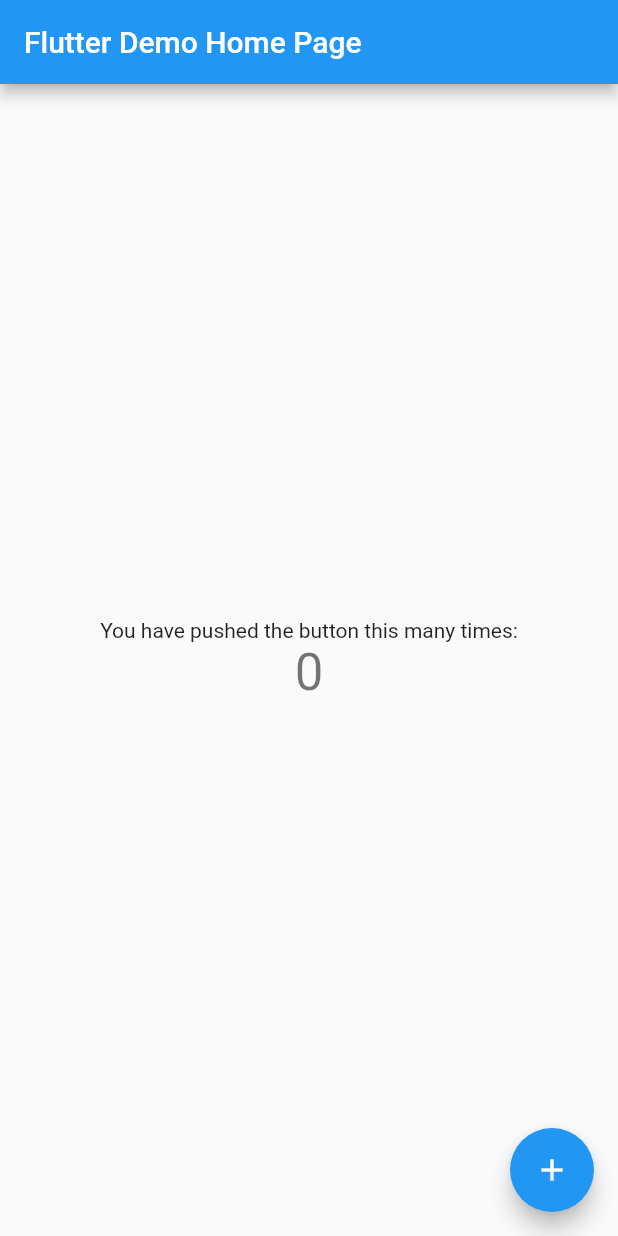
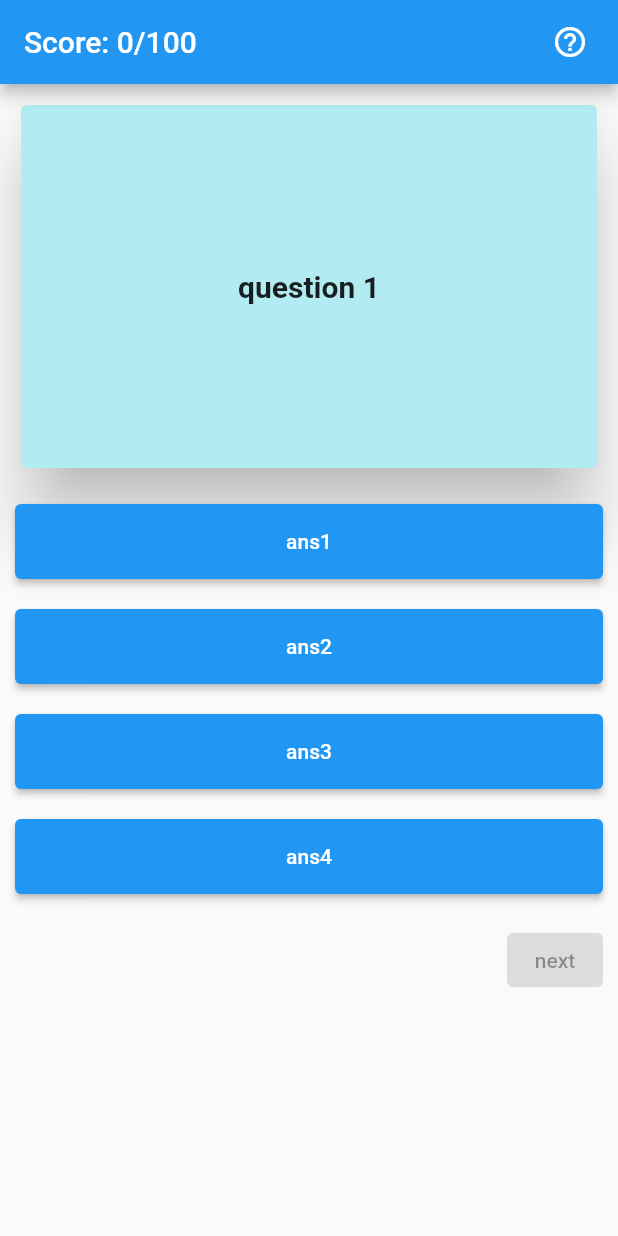
Before and after one commit to a-samani/flutter_quiz_app, a Flutter app: the screen it shows after launch, on a phone screen of 412 x 824 dp. Run offline on Flutter 3.47's test engine with Material 2 defaults, Android fonts, the phone set to English and light mode, and no system bars.

Commit message:
need to fix some problems

```diff
--- /dev/null
+++ b/quiz_app/CMakeLists.txt
@@ -0,0 +1,11 @@
+cmake_minimum_required(VERSION 3.0.0)
+project(first VERSION 0.1.0)
+
+include(CTest)
+enable_testing()
+
+add_executable(first main.cpp)
+
+set(CPACK_PROJECT_NAME ${PROJECT_NAME})
+set(CPACK_PROJECT_VERSION ${PROJECT_VERSION})
+include(CPack)
--- /dev/null
+++ b/quiz_app/lib/answer.dart
@@ -0,0 +1,48 @@
+import 'package:flutter/material.dart';
+
+class Answer extends StatefulWidget {
+  final bool isTrue;
+  final String answer;
+  final bool isDisabled;
+  final Function disbleButton;
+  final Function addScore;
+  const Answer({
+    Key? key,
+    required this.answer,
+    this.isTrue = false,
+    required this.addScore,
+    required this.disbleButton,
+    required this.isDisabled,
+  }) : super(key: key);
+
+  @override
+  State<Answer> createState() => _AnswerState();
+}
+
+class _AnswerState extends State<Answer> {
+  var myColor = Colors.blue;
+  @override
+  Widget build(BuildContext context) {
+    return Container(
+      width: double.infinity,
+      height: 50,
+      margin: const EdgeInsets.all(10),
+      child: ElevatedButton(
+        child: Text(widget.answer),
+        onPressed: widget.isDisabled
+            ? null
+            : () {
+                if (widget.isTrue) {
+                  widget.addScore();
+                }
+
+                setState(() {
+                  widget.disbleButton();
+                  myColor = (widget.isTrue ? Colors.green : Colors.red);
+                });
+              },
+        style: ButtonStyle(backgroundColor: MaterialStateProperty.all(myColor)),
+      ),
+    );
+  }
+}
--- a/quiz_app/lib/main.dart
+++ b/quiz_app/lib/main.dart
@@ -1,4 +1,5 @@
 import 'package:flutter/material.dart';
+import 'quiz.dart';
 
 void main() {
   runApp(const MyApp());
@@ -7,109 +8,8 @@ void main() {
 class MyApp extends StatelessWidget {
   const MyApp({Key? key}) : super(key: key);
 
-  // This widget is the root of your application.
   @override
   Widget build(BuildContext context) {
-    return MaterialApp(
-      title: 'Flutter Demo',
-      theme: ThemeData(
-        // This is the theme of your application.
-        //
-        // Try running your application with "flutter run". You'll see the
-        // application has a blue toolbar. Then, without quitting the app, try
-        // changing the primarySwatch below to Colors.green and then invoke
-        // "hot reload" (press "r" in the console where you ran "flutter run",
-        // or simply save your changes to "hot reload" in a Flutter IDE).
-        // Notice that the counter didn't reset back to zero; the application
-        // is not restarted.
-        primarySwatch: Colors.blue,
-      ),
-      home: const MyHomePage(title: 'Flutter Demo Home Page'),
-    );
+    return Quiz();
   }
 }
-
-class MyHomePage extends StatefulWidget {
-  const MyHomePage({Key? key, required this.title}) : super(key: key);
-
-  // This widget is the home page of your application. It is stateful, meaning
-  // that it has a State object (defined below) that contains fields that affect
-  // how it looks.
-
-  // This class is the configuration for the state. It holds the values (in this
-  // case the title) provided by the parent (in this case the App widget) and
-  // used by the build method of the State. Fields in a Widget subclass are
-  // always marked "final".
-
-  final String title;
-
-  @override
-  State<MyHomePage> createState() => _MyHomePageState();
-}
-
-class _MyHomePageState extends State<MyHomePage> {
-  int _counter = 0;
-
-  void _incrementCounter() {
-    setState(() {
-      // This call to setState tells the Flutter framework that something has
-      // changed in this State, which causes it to rerun the build method below
-      // so that the display can reflect the updated values. If we changed
-      // _counter without calling setState(), then the build method would not be
-      // called again, and so nothing would appear to happen.
-      _counter++;
-    });
-  }
-
-  @override
-  Widget build(BuildContext context) {
-    // This method is rerun every time setState is called, for instance as done
-    // by the _incrementCounter method above.
-    //
-    // The Flutter framework has been optimized to make rerunning build methods
-    // fast, so that you can just rebuild anything that needs updating rather
-    // than having to individually change instances of widgets.
-    return Scaffold(
-      appBar: AppBar(
-        // Here we take the value from the MyHomePage object that was created by
-        // the App.build method, and use it to set our appbar title.
-        title: Text(widget.title),
-      ),
-      body: Center(
-        // Center is a layout widget. It takes a single child and positions it
-        // in the middle of the parent.
-        child: Column(
-          // Column is also a layout widget. It takes a list of children and
-          // arranges them vertically. By default, it sizes itself to fit its
-          // children horizontally, and tries to be as tall as its parent.
-          //
-          // Invoke "debug painting" (press "p" in the console, choose the
-          // "Toggle Debug Paint" action from the Flutter Inspector in Android
-          // Studio, or the "Toggle Debug Paint" command in Visual Studio Code)
-          // to see the wireframe for each widget.
-          //
-          // Column has various properties to control how it sizes itself and
-          // how it positions its children. Here we use mainAxisAlignment to
-          // center the children vertically; the main axis here is the vertical
-          // axis because Columns are vertical (the cross axis would be
-          // horizontal).
-          mainAxisAlignment: MainAxisAlignment.center,
-          children: <Widget>[
-            const Text(
-              'You have pushed the button this many times:',
-            ),
-            Text(
-              '$_counter',
-              style: Theme.of(context).textTheme.headline4,
-            ),
-          ],
-        ),
-      ),
-      floatingActionButton: FloatingActionButton(
-        onPressed: _incrementCounter,
-        tooltip: 'Increment',
-        child: const Icon(Icons.add),
-      ), // This trailing comma makes auto-formatting nicer for build methods.
-    );
-  }
-}
--- /dev/null
+++ b/quiz_app/lib/question.dart
@@ -0,0 +1,25 @@
+import 'package:flutter/material.dart';
+
+class Question extends StatelessWidget {
+  final String s;
+  const Question(this.s, {Key? key}) : super(key: key);
+
+  @override
+  Widget build(BuildContext context) {
+    return Center(
+      child: Container(
+        margin: const EdgeInsets.all(10),
+        height: 250,
+        width: double.infinity,
+        child: Card(
+            child: Center(
+                child: Text(
+              s,
+              style: const TextStyle(fontSize: 20, fontWeight: FontWeight.bold),
+            )),
+            elevation: 20,
+            color: Colors.cyan.shade100),
+      ),
+    );
+  }
+}
--- /dev/null
+++ b/quiz_app/lib/quiz.dart
@@ -0,0 +1,133 @@
+import 'dart:async';
+
+import 'package:flutter/material.dart';
+import 'answer.dart';
+import 'question.dart';
+
+class Quiz extends StatefulWidget {
+  const Quiz({Key? key}) : super(key: key);
+
+  @override
+  State<Quiz> createState() => _QuizState();
+}
+
+class _QuizState extends State<Quiz> {
+  final _question = const [
+    {
+      'question': 'question 1',
+      'answer': [
+        {'text': 'ans1', 'isture': false},
+        {'text': 'ans2', 'isture': true},
+        {'text': 'ans3', 'isture': false},
+        {'text': 'ans4', 'isture': false},
+      ]
+    },
+    {
+      'question': 'question 2',
+      'answer': [
+        {'text': 'ans1', 'isture': false},
+        {'text': 'ans2', 'isture': false},
+        {'text': 'anss3', 'isture': true},
+        {'text': 'ans4', 'isture': false},
+      ]
+    },
+    {
+      'question': 'question 3',
+      'answer': [
+        {'text': 'ans1', 'isture': false},
+        {'text': 'ans2', 'isture': false},
+        {'text': 'ans3', 'isture': false},
+        {'text': 'ans4', 'isture': true},
+      ]
+    },
+    {
+      'question': 'question 4',
+      'answer': [
+        {'text': 'ans1', 'isture': true},
+        {'text': 'ans2', 'isture': false},
+        {'text': 'ans3', 'isture': false},
+        {'text': 'ans4', 'isture': false},
+      ]
+    },
+    {
+      'question': 'question 5',
+      'answer': [
+        {'text': 'ans1', 'isture': false},
+        {'text': 'ans2', 'isture': true},
+        {'text': 'ans3', 'isture': false},
+        {'text': 'ans4', 'isture': false},
+      ]
+    },
+  ];
+  int _score = 0;
+  int _index = 0;
+  bool _isDisabled = false;
+  bool _moveButtonDisable = true;
+
+  nextQuestion() {
+    if (_index < 4) {
+      setState(() {
+        _index++;
+        _moveButtonDisable = true;
+        _isDisabled = false;
+      });
+    }
+  }
+
+  addScore() {
+    setState(() {
+      _score += 20;
+    });
+  }
+
+  disableButton() {
+    setState(() {
+      _isDisabled = true;
+      _moveButtonDisable = _index < 4 ? false : true;
+    });
+  }
+
+  @override
+  Widget build(BuildContext context) {
+    return MaterialApp(
+      home: Scaffold(
+        appBar: AppBar(title: Text("Score: $_score/100"), actions: <Widget>[
+          Padding(
+              padding: const EdgeInsets.only(right: 20.0),
+              child: GestureDetector(
+                  onTap: () {},
+                  child: const Icon(
+                    Icons.help_outline,
+                  ))),
+        ]),
+        body: Column(
+          children: [
+            Question(_question[_index]['question'].toString()),
+            ...(_question[_index]['answer'] as List<Map<String, dynamic>>)
+                .map((e) {
+              return Answer(
+                  answer: e['text'],
+                  isTrue: e['isture'],
+                  addScore: addScore,
+                  disbleButton: disableButton,
+                  isDisabled: _isDisabled,
+                  key: null);
+            }).toList(),
+            Container(
+              padding: EdgeInsets.all(10),
+              child: Row(
+                children: [
+                  ElevatedButton(
+                    onPressed: _moveButtonDisable ? null : nextQuestion,
+                    child: const Text('next'),
+                  ),
+                ],
+                mainAxisAlignment: MainAxisAlignment.end,
+              ),
+            )
+          ],
+        ),
+      ),
+    );
+  }
+}
--- a/quiz_app/pubspec.yaml
+++ b/quiz_app/pubspec.yaml
@@ -34,6 +34,7 @@ dependencies:
   # The following adds the Cupertino Icons font to your application.
   # Use with the CupertinoIcons class for iOS style icons.
   cupertino_icons: ^1.0.2
+  english_words: ^4.0.0
 
 dev_dependencies:
   flutter_test:
```
Also changed, not shown: quiz_app/pubspec.lock, 2 other files.
